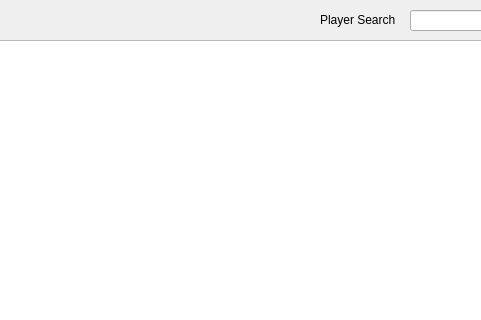
Before: the Qt Designer form playerselector.ui in stefanmarjanovic/Comp, drawn with Qt 5; both pictures show x 150 to 631 and y 0 to 320 of the 782 by 592 pixel window.
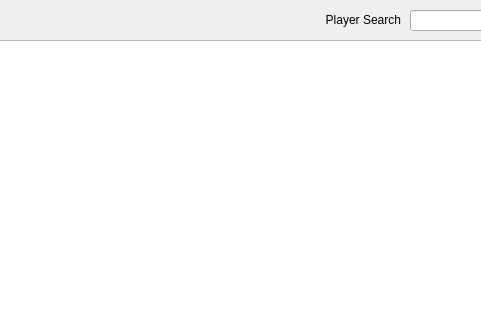
After: the same form once the commit is applied.

The edit to the form file:
```diff
--- a/playerselector.ui
+++ b/playerselector.ui
@@ -42,15 +42,18 @@
   <widget class="QLabel" name="label">
    <property name="geometry">
     <rect>
-     <x>470</x>
+     <x>230</x>
      <y>10</y>
-     <width>81</width>
+     <width>321</width>
      <height>20</height>
     </rect>
    </property>
    <property name="text">
     <string>Player Search</string>
    </property>
+   <property name="alignment">
+    <set>Qt::AlignRight|Qt::AlignTrailing|Qt::AlignVCenter</set>
+   </property>
   </widget>
   <widget class="QLabel" name="label_2">
    <property name="geometry">
```
